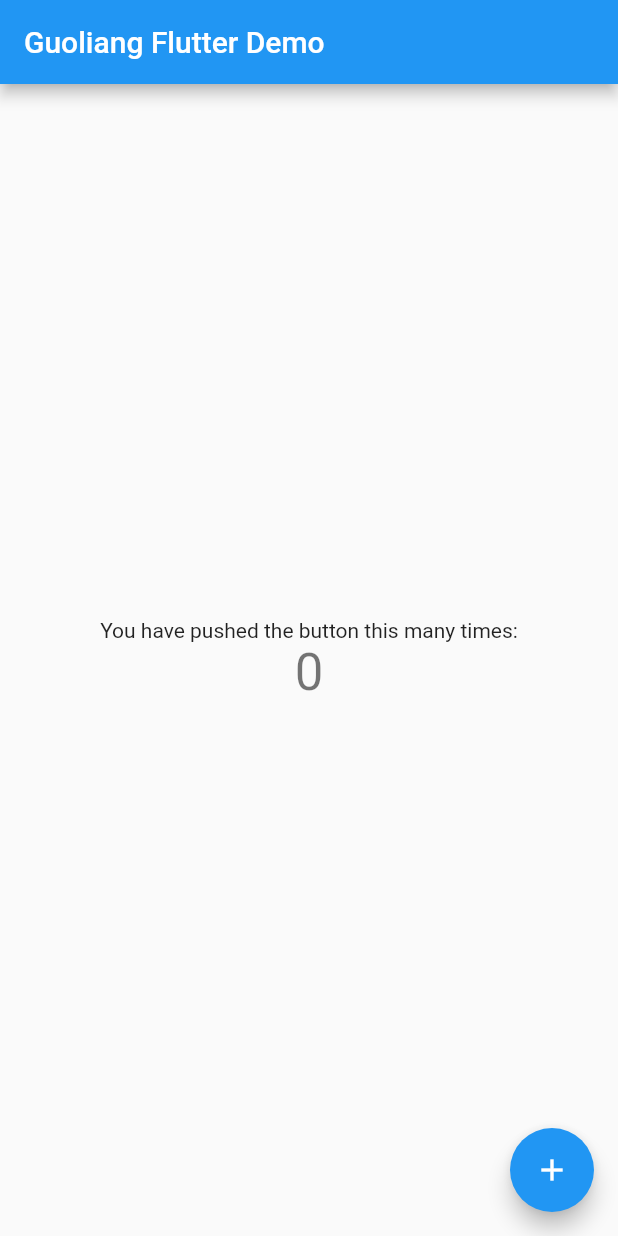
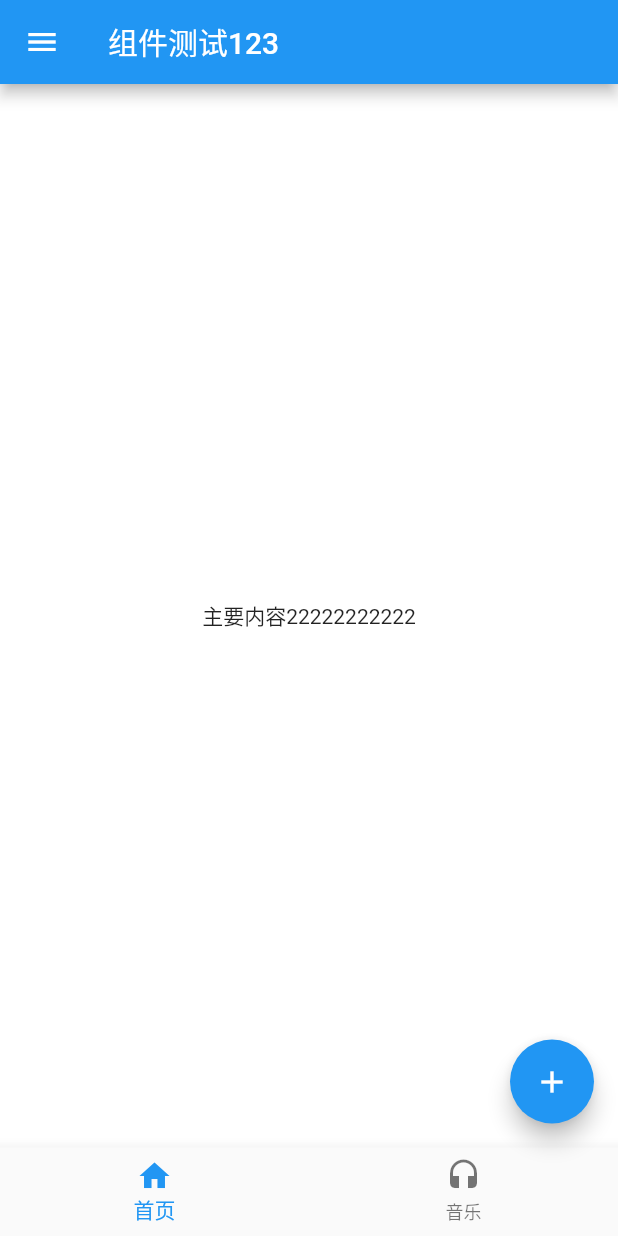
Before and after one commit to yangguoliang11/flutter-app, a Flutter app: the screen it shows after launch, on a phone screen of 412 x 824 dp. Run offline on Flutter 3.47's test engine with Material 2 defaults, Android fonts, the phone set to English and light mode, and no system bars.

Commit message:
提交今天学习进度

```diff
--- a/flutter_app/lib/main.dart
+++ b/flutter_app/lib/main.dart
@@ -1,4 +1,6 @@
 import 'package:flutter/material.dart';
+
+import 'page/test_scaffold_page.dart';
 
 void main() {
   runApp(MyApp());
@@ -9,7 +11,7 @@ class MyApp extends StatelessWidget {
   @override
   Widget build(BuildContext context) {
     return MaterialApp(
-      title: 'Guoliang Demo',
+      title: 'Guoliang Demo222',
       theme: ThemeData(
         // This is the theme of your application.
         //
@@ -22,92 +24,7 @@ class MyApp extends StatelessWidget {
         // is not restarted.
         primarySwatch: Colors.blue,
       ),
-      home: MyHomePage(title: 'Guoliang Flutter Demo'),
+      home: TestScaffoldPage(),
     );
   }
 }
-
-class MyHomePage extends StatefulWidget {
-  MyHomePage({Key key, this.title}) : super(key: key);
-
-  // This widget is the home page of your application. It is stateful, meaning
-  // that it has a State object (defined below) that contains fields that affect
-  // how it looks.
-
-  // This class is the configuration for the state. It holds the values (in this
-  // case the title) provided by the parent (in this case the App widget) and
-  // used by the build method of the State. Fields in a Widget subclass are
-  // always marked "final".
-
-  final String title;
-
-  @override
-  _MyHomePageState createState() => _MyHomePageState();
-}
-
-class _MyHomePageState extends State<MyHomePage> {
-  int _counter = 0;
-
-  void _incrementCounter() {
-    setState(() {
-      // This call to setState tells the Flutter framework that something has
-      // changed in this State, which causes it to rerun the build method below
-      // so that the display can reflect the updated values. If we changed
-      // _counter without calling setState(), then the build method would not be
-      // called again, and so nothing would appear to happen.
-      _counter++;
-    });
-  }
-
-  @override
-  Widget build(BuildContext context) {
-    // This method is rerun every time setState is called, for instance as done
-    // by the _incrementCounter method above.
-    //
-    // The Flutter framework has been optimized to make rerunning build methods
-    // fast, so that you can just rebuild anything that needs updating rather
-    // than having to individually change instances of widgets.
-    return Scaffold(
-      appBar: AppBar(
-        // Here we take the value from the MyHomePage object that was created by
-        // the App.build method, and use it to set our appbar title.
-        title: Text(widget.title),
-      ),
-      body: Center(
-        // Center is a layout widget. It takes a single child and positions it
-        // in the middle of the parent.
-        child: Column(
-          // Column is also a layout widget. It takes a list of children and
-          // arranges them vertically. By default, it sizes itself to fit its
-          // children horizontally, and tries to be as tall as its parent.
-          //
-          // Invoke "debug painting" (press "p" in the console, choose the
-          // "Toggle Debug Paint" action from the Flutter Inspector in Android
-          // Studio, or the "Toggle Debug Paint" command in Visual Studio Code)
-          // to see the wireframe for each widget.
-          //
-          // Column has various properties to control how it sizes itself and
-          // how it positions its children. Here we use mainAxisAlignment to
-          // center the children vertically; the main axis here is the vertical
-          // axis because Columns are vertical (the cross axis would be
-          // horizontal).
-          mainAxisAlignment: MainAxisAlignment.center,
-          children: <Widget>[
-            Text(
-              'You have pushed the button this many times:',
-            ),
-            Text(
-              '$_counter',
-              style: Theme.of(context).textTheme.headline4,
-            ),
-          ],
-        ),
-      ),
-      floatingActionButton: FloatingActionButton(
-        onPressed: _incrementCounter,
-        tooltip: 'Increment',
-        child: Icon(Icons.add),
-      ), // This trailing comma makes auto-formatting nicer for build methods.
-    );
-  }
-}
--- /dev/null
+++ b/flutter_app/lib/page/test_scaffold_page.dart
@@ -0,0 +1,77 @@
+import 'package:flutter/cupertino.dart';
+import 'package:flutter/material.dart';
+import 'package:flutterapp/page/test_widget_page.dart';
+
+
+class TestScaffoldPage  extends StatefulWidget{
+  @override
+
+  _TestScaffoldPageState createState()=>_TestScaffoldPageState();
+
+
+}
+
+class _TestScaffoldPageState extends State<TestScaffoldPage> {
+
+  @override
+
+  void initState() {
+    super.initState();
+  }
+
+  @override
+  void didChangeDependencies(){
+    super.didChangeDependencies();
+  }
+
+
+  @override
+
+  Widget build(BuildContext context){
+    return Scaffold(
+      appBar: AppBar(
+        title:Text("组件测试123"),
+      ),
+
+      body: Container(
+        child: GestureDetector(
+          onTap: () {
+            Navigator.push(context,MaterialPageRoute(builder: (context){
+              return TestWidgetPage();
+            }));
+          },
+          child: Center(
+            child: Text("主要内容22222222222"),
+          ),
+        ),
+
+      ),
+
+      floatingActionButton: FloatingActionButton(
+        onPressed: () {},
+        tooltip: "increment",
+        child: Icon(Icons.add),
+      ),
+
+      drawer: Drawer(
+        child: Text("侧边栏"),
+      ),
+
+      backgroundColor: Colors.white,
+
+      bottomNavigationBar: BottomNavigationBar(items: [
+        BottomNavigationBarItem(icon: Icon(Icons.home),title:Text("首页")),
+        BottomNavigationBarItem(icon: Icon(Icons.headset),title:Text("音乐")),
+
+      ],),
+
+      resizeToAvoidBottomPadding: true,
+
+
+
+
+    );
+
+   }
+
+}
```
Also changed, not shown: flutter_app/lib/page/test_widget_page.dart (added, +77 -0 lines).
